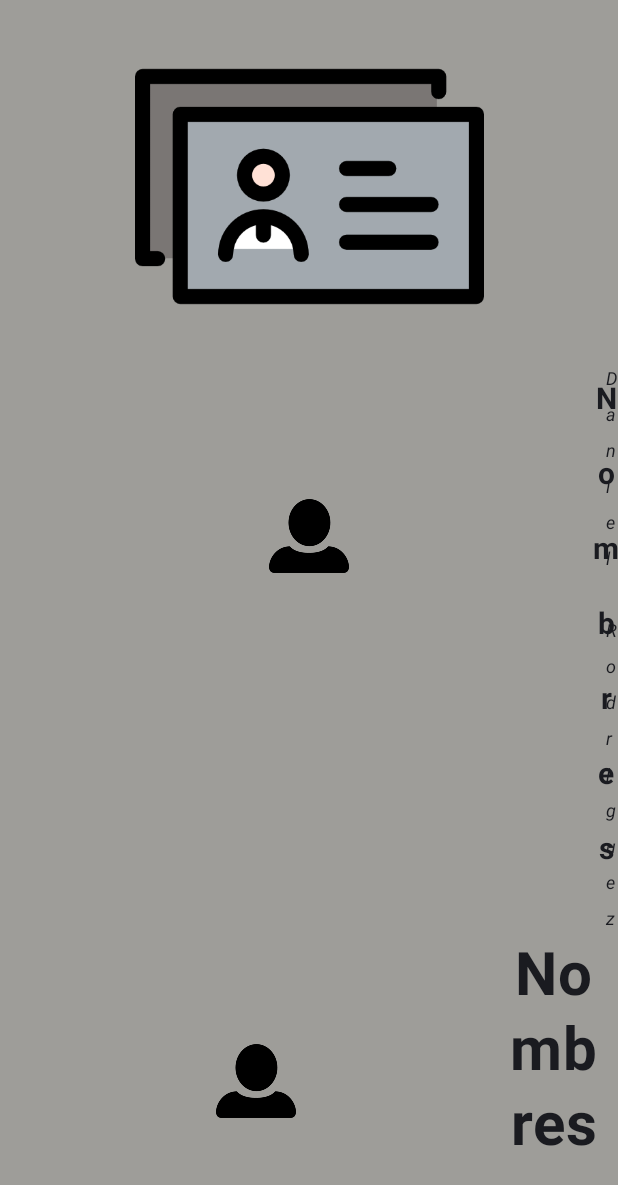
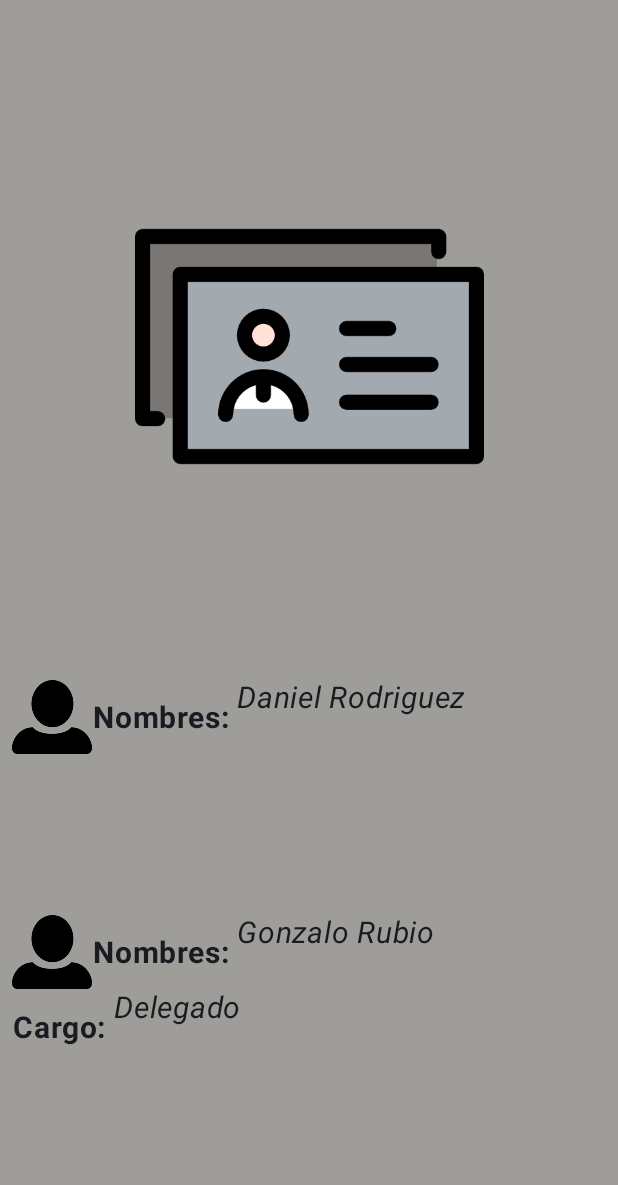
Before and after one commit to GonzaloR0315/TarjetaDePresentacionRodriguezRubio, an Android app built with Jetpack Compose: the screen it shows after launch (MainActivity), on a phone screen of 412 x 824 dp. Shown: the top 1185 px of the screen. Run offline under Robolectric (Android 15) with nearby library versions, the phone set to English and light mode, and no system bars.

Commit message:
por si explota

```diff
--- a/app/src/main/java/com/example/tarjetadepresentacionrodriguezrubio/MainActivity.kt
+++ b/app/src/main/java/com/example/tarjetadepresentacionrodriguezrubio/MainActivity.kt
@@ -1,11 +1,8 @@
 package com.example.tarjetadepresentacionrodriguezrubio
 
-import android.graphics.ColorSpace.Rgb
 import android.os.Bundle
-import android.view.animation.Animation
 import androidx.activity.ComponentActivity
 import androidx.activity.compose.setContent
-import androidx.compose.animation.AnimatedContent
 import androidx.compose.foundation.Image
 import androidx.compose.foundation.background
 import androidx.compose.foundation.layout.Arrangement
@@ -19,7 +16,6 @@ import androidx.compose.material3.MaterialTheme
 import androidx.compose.material3.Surface
 import androidx.compose.material3.Text
 import androidx.compose.runtime.Composable
-import androidx.compose.ui.Alignment
 import androidx.compose.ui.Modifier
 import androidx.compose.ui.graphics.Color
 import androidx.compose.ui.layout.ContentScale
@@ -27,7 +23,6 @@ import androidx.compose.ui.res.painterResource
 import androidx.compose.ui.text.font.FontStyle
 import androidx.compose.ui.text.font.FontWeight
 import androidx.compose.ui.text.style.TextAlign
-import androidx.compose.ui.text.style.TextDecoration
 import androidx.compose.ui.tooling.preview.Preview
 import androidx.compose.ui.unit.dp
 import androidx.compose.ui.unit.sp
@@ -45,8 +40,9 @@ class MainActivity : ComponentActivity() {
 
                 ) {
                     GreetingImage(
-                        getString(R.string.nombre),
-                        getString(R.string.daniel)
+                        getString(R.string.nombre) + ": ",
+                        getString(R.string.daniel),
+                        getString(R.string.gonzalo)
                     )
                 }
             }
@@ -54,7 +50,7 @@ class MainActivity : ComponentActivity() {
     }
 }
 @Composable
-fun GreetingImage(message: String, from: String, modifier: Modifier = Modifier) {
+fun GreetingImage(message: String, from: String, last: String, modifier: Modifier = Modifier) {
     //Step 3 create a box to overlap image and texts
     Box (modifier = Modifier
         .background(color = Color(red = 158 , green = 157 , blue = 153 ))
@@ -63,7 +59,7 @@ fun GreetingImage(message: String, from: String, modifier: Modifier = Modifier)
         GreetingText(
             message = message,
             from = from,
-
+            last = last,
             modifier = Modifier
                 .fillMaxSize()
                 .padding(8.dp)
@@ -72,13 +68,15 @@ fun GreetingImage(message: String, from: String, modifier: Modifier = Modifier)
     }
 }
 
+
+
 @Composable
-fun GreetingText(message: String, from: String, modifier: Modifier) {
+fun GreetingText(message: String, from: String, last: String, modifier: Modifier) {
     Column(
-        verticalArrangement = Arrangement.Center,
+        verticalArrangement = Arrangement.SpaceEvenly,
         modifier = modifier
     ) {
-        Row {
+        Row{
             val image = painterResource(R.drawable.presentacion)
 
             Image(
@@ -94,8 +92,8 @@ fun GreetingText(message: String, from: String, modifier: Modifier) {
             Image(
                 painter = image2,
                 contentDescription = null,
-                contentScale = ContentScale.Inside,
-                modifier = Modifier.aspectRatio(1.7f)
+                /*contentScale = ContentScale.Inside,
+                modifier = Modifier.aspectRatio(1.7f)*/
             )
             Text(
                 text = message,
@@ -108,32 +106,55 @@ fun GreetingText(message: String, from: String, modifier: Modifier) {
             Text(
                 text = from,
                 fontStyle = FontStyle.Italic,
-                fontSize = 12.sp,
+                fontSize = 20.sp,
                 modifier = Modifier
             )
         }
         Row {
+            Column {
+
+                Row {
+
                     val image2 = painterResource(R.drawable.icononombre)
                     Image(
                         painter = image2,
                         contentDescription = null,
-                contentScale = ContentScale.Inside,
-                modifier = Modifier.aspectRatio(1.7f)
+                        /*contentScale = ContentScale.Inside,
+                        modifier = Modifier.aspectRatio(1.7f)*/
                     )
                     Text(
                         text = message,
                         fontWeight = FontWeight.Bold,
-                fontSize = 40.sp,
+                        fontSize = 20.sp,
                         lineHeight = 50.sp,
                         textAlign = TextAlign.Center,
                         modifier = Modifier
                     )
                     Text(
-                text = from,
+                        text = last,
                         fontStyle = FontStyle.Italic,
                         fontSize = 20.sp,
                         modifier = Modifier
-            )}
+                    )
+                }
+                Row {
+                    Text(
+                        text = "Cargo: ",
+                        fontWeight = FontWeight.Bold,
+                        fontSize = 20.sp,
+                        lineHeight = 50.sp,
+                        textAlign = TextAlign.Center,
+                        modifier = Modifier
+                    )
+                    Text(
+                        text = "Delegado",
+                        fontStyle = FontStyle.Italic,
+                        fontSize = 20.sp,
+                        modifier = Modifier
+                    )
+                }
+            }
+            }
     }
 }
 
@@ -141,6 +162,6 @@ fun GreetingText(message: String, from: String, modifier: Modifier) {
 @Composable
 fun GreetingPreview() {
     TarjetaDePresentacionRodriguezRubioTheme {
-        GreetingImage("Happy Birthday Sam!", "From Emma")
+        GreetingImage("Nombres" + ": ", "Daniel Rodriguez" , "Gonzalo Rubio")
     }
 }
```
Lines whose indentation alone changed are shown as unchanged.
